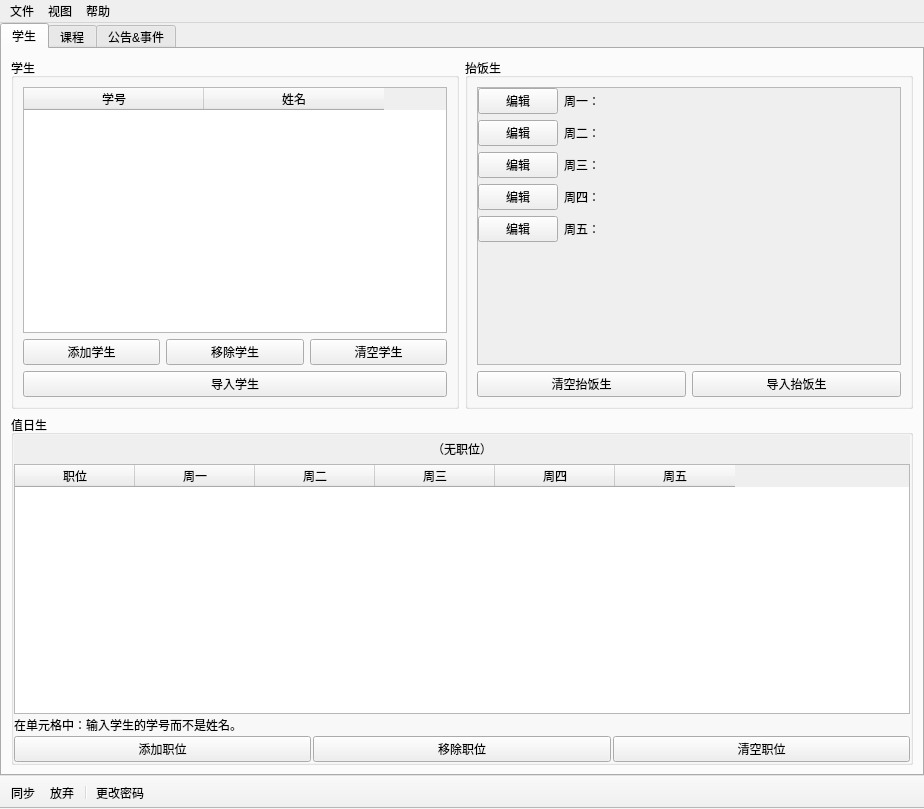
The window that src/ClassAdmin/MainWindow.ui (bili9blood/ClassSystem) describes before a commit, drawn with Qt 5.
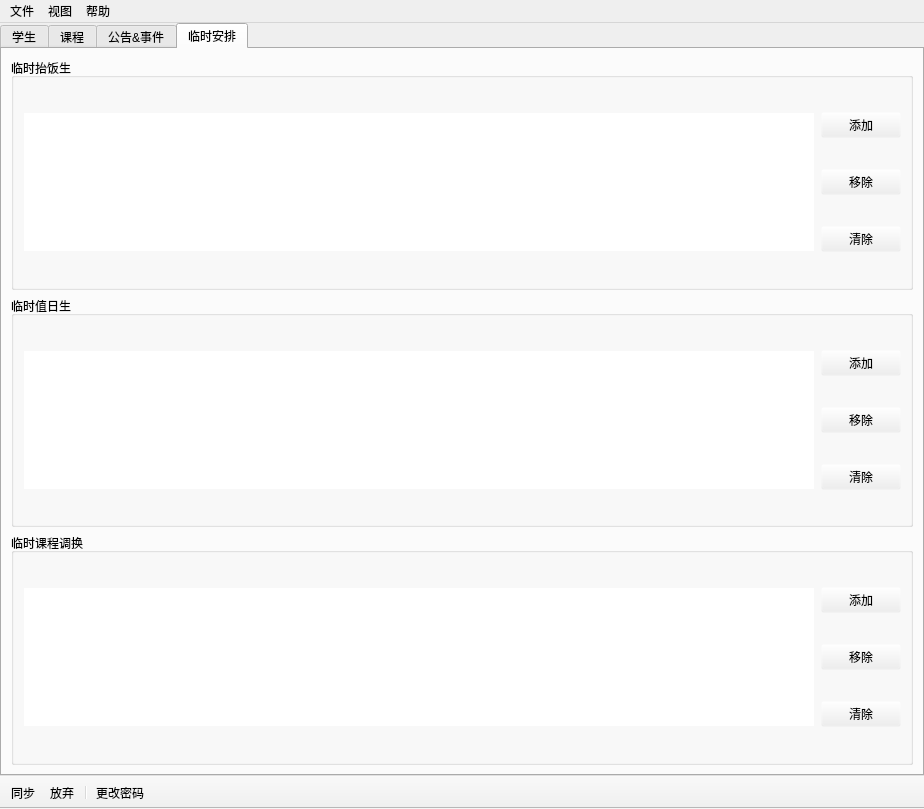
The same window after the commit. The open tabs and pages were chosen to show the change. Icons and pictures are not drawn.

Commit message: 整理代码，后台添加“临时”选项卡

Diff of the .ui file:
```diff
--- a/src/ClassAdmin/MainWindow.ui
+++ b/src/ClassAdmin/MainWindow.ui
@@ -133,6 +133,263 @@
           </layout>
          </widget>
         </item>
+        <item row="0" column="1">
+         <widget class="QGroupBox" name="groupBoxMealStu">
+          <property name="title">
+           <string>抬饭生</string>
+          </property>
+          <layout class="QGridLayout" name="gridLayout_2">
+           <item row="0" column="0" colspan="2">
+            <widget class="QScrollArea" name="scrollAreaMealStu">
+             <property name="palette">
+              <palette>
+               <active>
+                <colorrole role="Base">
+                 <brush brushstyle="SolidPattern">
+                  <color alpha="255">
+                   <red>255</red>
+                   <green>255</green>
+                   <blue>255</blue>
+                  </color>
+                 </brush>
+                </colorrole>
+                <colorrole role="Window">
+                 <brush brushstyle="SolidPattern">
+                  <color alpha="255">
+                   <red>255</red>
+                   <green>255</green>
+                   <blue>255</blue>
+                  </color>
+                 </brush>
+                </colorrole>
+               </active>
+               <inactive>
+                <colorrole role="Base">
+                 <brush brushstyle="SolidPattern">
+                  <color alpha="255">
+                   <red>255</red>
+                   <green>255</green>
+                   <blue>255</blue>
+                  </color>
+                 </brush>
+                </colorrole>
+                <colorrole role="Window">
+                 <brush brushstyle="SolidPattern">
+                  <color alpha="255">
+                   <red>255</red>
+                   <green>255</green>
+                   <blue>255</blue>
+                  </color>
+                 </brush>
+                </colorrole>
+               </inactive>
+               <disabled>
+                <colorrole role="Base">
+                 <brush brushstyle="SolidPattern">
+                  <color alpha="255">
+                   <red>255</red>
+                   <green>255</green>
+                   <blue>255</blue>
+                  </color>
+                 </brush>
+                </colorrole>
+                <colorrole role="Window">
+                 <brush brushstyle="SolidPattern">
+                  <color alpha="255">
+                   <red>255</red>
+                   <green>255</green>
+                   <blue>255</blue>
+                  </color>
+                 </brush>
+                </colorrole>
+               </disabled>
+              </palette>
+             </property>
+             <property name="verticalScrollBarPolicy">
+              <enum>Qt::ScrollBarAsNeeded</enum>
+             </property>
+             <property name="widgetResizable">
+              <bool>true</bool>
+             </property>
+             <widget class="QWidget" name="scrollAreaWidgetContents">
+              <property name="geometry">
+               <rect>
+                <x>0</x>
+                <y>0</y>
+                <width>411</width>
+                <height>243</height>
+               </rect>
+              </property>
+              <layout class="QFormLayout" name="editMealStuLayout">
+               <property name="fieldGrowthPolicy">
+                <enum>QFormLayout::AllNonFixedFieldsGrow</enum>
+               </property>
+               <property name="rowWrapPolicy">
+                <enum>QFormLayout::DontWrapRows</enum>
+               </property>
+               <property name="leftMargin">
+                <number>0</number>
+               </property>
+               <property name="topMargin">
+                <number>0</number>
+               </property>
+               <property name="rightMargin">
+                <number>0</number>
+               </property>
+               <property name="bottomMargin">
+                <number>0</number>
+               </property>
+               <item row="0" column="0">
+                <widget class="QPushButton" name="btnMealStuMon">
+                 <property name="sizePolicy">
+                  <sizepolicy hsizetype="Fixed" vsizetype="Fixed">
+                   <horstretch>0</horstretch>
+                   <verstretch>0</verstretch>
+                  </sizepolicy>
+                 </property>
+                 <property name="text">
+                  <string>编辑</string>
+                 </property>
+                </widget>
+               </item>
+               <item row="0" column="1">
+                <widget class="QLabel" name="labelMealStuMon">
+                 <property name="sizePolicy">
+                  <sizepolicy hsizetype="Minimum" vsizetype="Preferred">
+                   <horstretch>0</horstretch>
+                   <verstretch>0</verstretch>
+                  </sizepolicy>
+                 </property>
+                 <property name="text">
+                  <string>周一：</string>
+                 </property>
+                </widget>
+               </item>
+               <item row="1" column="0">
+                <widget class="QPushButton" name="btnMealStuTue">
+                 <property name="sizePolicy">
+                  <sizepolicy hsizetype="Fixed" vsizetype="Fixed">
+                   <horstretch>0</horstretch>
+                   <verstretch>0</verstretch>
+                  </sizepolicy>
+                 </property>
+                 <property name="text">
+                  <string>编辑</string>
+                 </property>
+                </widget>
+               </item>
+               <item row="1" column="1">
+                <widget class="QLabel" name="labelMealStuTue">
+                 <property name="sizePolicy">
+                  <sizepolicy hsizetype="Minimum" vsizetype="Preferred">
+                   <horstretch>0</horstretch>
+                   <verstretch>0</verstretch>
+                  </sizepolicy>
+                 </property>
+                 <property name="text">
+                  <string>周二：</string>
+                 </property>
+                </widget>
+               </item>
+               <item row="2" column="0">
+                <widget class="QPushButton" name="btnMealStuWed">
+                 <property name="sizePolicy">
+                  <sizepolicy hsizetype="Fixed" vsizetype="Fixed">
+                   <horstretch>0</horstretch>
+                   <verstretch>0</verstretch>
+                  </sizepolicy>
+                 </property>
+                 <property name="text">
+                  <string>编辑</string>
+                 </property>
+                </widget>
+               </item>
+               <item row="2" column="1">
+                <widget class="QLabel" name="labelMealStuWed">
+                 <property name="sizePolicy">
+                  <sizepolicy hsizetype="Minimum" vsizetype="Preferred">
+                   <horstretch>0</horstretch>
+                   <verstretch>0</verstretch>
+                  </sizepolicy>
+                 </property>
+                 <property name="text">
+                  <string>周三：</string>
+                 </property>
+                </widget>
+               </item>
+               <item row="3" column="0">
+                <widget class="QPushButton" name="btnMealStuThur">
+                 <property name="sizePolicy">
+                  <sizepolicy hsizetype="Fixed" vsizetype="Fixed">
+                   <horstretch>0</horstretch>
+                   <verstretch>0</verstretch>
+                  </sizepolicy>
+                 </property>
+                 <property name="text">
+                  <string>编辑</string>
+                 </property>
+                </widget>
+               </item>
+               <item row="3" column="1">
+                <widget class="QLabel" name="labelMealStuThur">
+                 <property name="sizePolicy">
+                  <sizepolicy hsizetype="Minimum" vsizetype="Preferred">
+                   <horstretch>0</horstretch>
+                   <verstretch>0</verstretch>
+                  </sizepolicy>
+                 </property>
+                 <property name="text">
+                  <string>周四：</string>
+                 </property>
+                </widget>
+               </item>
+               <item row="4" column="0">
+                <widget class="QPushButton" name="btnMealStuFri">
+                 <property name="sizePolicy">
+                  <sizepolicy hsizetype="Fixed" vsizetype="Fixed">
+                   <horstretch>0</horstretch>
+                   <verstretch>0</verstretch>
+                  </sizepolicy>
+                 </property>
+                 <property name="text">
+                  <string>编辑</string>
+                 </property>
+                </widget>
+               </item>
+               <item row="4" column="1">
+                <widget class="QLabel" name="labelMealStuFri">
+                 <property name="sizePolicy">
+                  <sizepolicy hsizetype="Minimum" vsizetype="Preferred">
+                   <horstretch>0</horstretch>
+                   <verstretch>0</verstretch>
+                  </sizepolicy>
+                 </property>
+                 <property name="text">
+                  <string>周五：</string>
+                 </property>
+                </widget>
+               </item>
+              </layout>
+             </widget>
+            </widget>
+           </item>
+           <item row="1" column="0">
+            <widget class="QPushButton" name="btnClearMealStu">
+             <property name="text">
+              <string>清空抬饭生</string>
+             </property>
+            </widget>
+           </item>
+           <item row="1" column="1">
+            <widget class="QPushButton" name="btnImportMealStu">
+             <property name="text">
+              <string>导入抬饭生</string>
+             </property>
+            </widget>
+           </item>
+          </layout>
+         </widget>
+        </item>
         <item row="1" column="0" colspan="2">
          <widget class="QGroupBox" name="groupBoxStuOnDuty">
           <property name="title">
@@ -156,6 +413,70 @@
            </property>
            <item>
             <widget class="QScrollArea" name="scrollAreaStuOnDuty">
+             <property name="palette">
+              <palette>
+               <active>
+                <colorrole role="Base">
+                 <brush brushstyle="SolidPattern">
+                  <color alpha="255">
+                   <red>255</red>
+                   <green>255</green>
+                   <blue>255</blue>
+                  </color>
+                 </brush>
+                </colorrole>
+                <colorrole role="Window">
+                 <brush brushstyle="SolidPattern">
+                  <color alpha="255">
+                   <red>255</red>
+                   <green>255</green>
+                   <blue>255</blue>
+                  </color>
+                 </brush>
+                </colorrole>
+               </active>
+               <inactive>
+                <colorrole role="Base">
+                 <brush brushstyle="SolidPattern">
+                  <color alpha="255">
+                   <red>255</red>
+                   <green>255</green>
+                   <blue>255</blue>
+                  </color>
+                 </brush>
+                </colorrole>
+                <colorrole role="Window">
+                 <brush brushstyle="SolidPattern">
+                  <color alpha="255">
+                   <red>255</red>
+                   <green>255</green>
+                   <blue>255</blue>
+                  </color>
+                 </brush>
+                </colorrole>
+               </inactive>
+               <disabled>
+                <colorrole role="Base">
+                 <brush brushstyle="SolidPattern">
+                  <color alpha="255">
+                   <red>255</red>
+                   <green>255</green>
+                   <blue>255</blue>
+                  </color>
+                 </brush>
+                </colorrole>
+                <colorrole role="Window">
+                 <brush brushstyle="SolidPattern">
+                  <color alpha="255">
+                   <red>255</red>
+                   <green>255</green>
+                   <blue>255</blue>
+                  </color>
+                 </brush>
+                </colorrole>
+               </disabled>
+              </palette>
+             </property>
              <property name="frameShape">
               <enum>QFrame::NoFrame</enum>
              </property>
@@ -250,7 +571,7 @@
            <item>
             <widget class="QLabel" name="label">
              <property name="text">
-              <string>&lt;html&gt;&lt;head/&gt;&lt;body&gt;&lt;p&gt;在单元格中：输入学生的学号而不是姓名。&lt;/p&gt;&lt;/body&gt;&lt;/html&gt;</string>
+              <string>&lt;html&gt;&lt;head/&gt;&lt;body&gt;&lt;p&gt;在单元格中，输入学生的&lt;span style=&quot; font-weight:600;&quot;&gt;学号&lt;/span&gt;而不是姓名。&lt;/p&gt;&lt;/body&gt;&lt;/html&gt;</string>
              </property>
              <property name="wordWrap">
               <bool>true</bool>
@@ -686,6 +1007,222 @@
         </item>
        </layout>
       </widget>
+      <widget class="QWidget" name="tabTemp">
+       <attribute name="title">
+        <string>临时安排</string>
+       </attribute>
+       <layout class="QVBoxLayout" name="verticalLayout_5">
+        <property name="leftMargin">
+         <number>0</number>
+        </property>
+        <property name="topMargin">
+         <number>0</number>
+        </property>
+        <property name="rightMargin">
+         <number>0</number>
+        </property>
+        <property name="bottomMargin">
+         <number>0</number>
+        </property>
+        <item>
+         <widget class="QScrollArea" name="scrollAreaTemp">
+          <property name="palette">
+           <palette>
+            <active>
+             <colorrole role="Base">
+              <brush brushstyle="SolidPattern">
+               <color alpha="255">
+                <red>255</red>
+                <green>255</green>
+                <blue>255</blue>
+               </color>
+              </brush>
+             </colorrole>
+             <colorrole role="Window">
+              <brush brushstyle="SolidPattern">
+               <color alpha="0">
+                <red>0</red>
+                <green>0</green>
+                <blue>0</blue>
+               </color>
+              </brush>
+             </colorrole>
+            </active>
+            <inactive>
+             <colorrole role="Base">
+              <brush brushstyle="SolidPattern">
+               <color alpha="255">
+                <red>255</red>
+                <green>255</green>
+                <blue>255</blue>
+               </color>
+              </brush>
+             </colorrole>
+             <colorrole role="Window">
+              <brush brushstyle="SolidPattern">
+               <color alpha="0">
+                <red>0</red>
+                <green>0</green>
+                <blue>0</blue>
+               </color>
+              </brush>
+             </colorrole>
+            </inactive>
+            <disabled>
+             <colorrole role="Base">
+              <brush brushstyle="SolidPattern">
+               <color alpha="0">
+                <red>0</red>
+                <green>0</green>
+                <blue>0</blue>
+               </color>
+              </brush>
+             </colorrole>
+             <colorrole role="Window">
+              <brush brushstyle="SolidPattern">
+               <color alpha="0">
+                <red>0</red>
+                <green>0</green>
+                <blue>0</blue>
+               </color>
+              </brush>
+             </colorrole>
+            </disabled>
+           </palette>
+          </property>
+          <property name="frameShape">
+           <enum>QFrame::NoFrame</enum>
+          </property>
+          <property name="widgetResizable">
+           <bool>true</bool>
+          </property>
+          <widget class="QWidget" name="scrollAreaWidgetContents_3">
+           <property name="geometry">
+            <rect>
+             <x>0</x>
+             <y>0</y>
+             <width>918</width>
+             <height>702</height>
+            </rect>
+           </property>
+           <layout class="QVBoxLayout" name="verticalLayout_6">
+            <item>
+             <widget class="QGroupBox" name="groupBoxTempMealStu">
+              <property name="title">
+               <string>临时抬饭生</string>
+              </property>
+              <layout class="QGridLayout" name="gridLayout_7">
+               <item row="0" column="0" rowspan="3">
+                <widget class="QTableWidget" name="tempMealStuTable">
+                 <attribute name="verticalHeaderVisible">
+                  <bool>false</bool>
+                 </attribute>
+                </widget>
+               </item>
+               <item row="0" column="1">
+                <widget class="QPushButton" name="btnAddTempMealStu">
+                 <property name="text">
+                  <string>添加</string>
+                 </property>
+                </widget>
+               </item>
+               <item row="1" column="1">
+                <widget class="QPushButton" name="btnRemoveTempMealStu">
+                 <property name="text">
+                  <string>移除</string>
+                 </property>
+                </widget>
+               </item>
+               <item row="2" column="1">
+                <widget class="QPushButton" name="btnClearTempMealStu">
+                 <property name="text">
+                  <string>清除</string>
+                 </property>
+                </widget>
+               </item>
+              </layout>
+             </widget>
+            </item>
+            <item>
+             <widget class="QGroupBox" name="groupBoxTempStuOnDuty">
+              <property name="title">
+               <string>临时值日生</string>
+              </property>
+              <layout class="QGridLayout" name="gridLayout_8">
+               <item row="0" column="0" rowspan="3">
+                <widget class="QTableWidget" name="tempStuOnDutyTable">
+                 <attribute name="verticalHeaderVisible">
+                  <bool>false</bool>
+                 </attribute>
+                </widget>
+               </item>
+               <item row="0" column="1">
+                <widget class="QPushButton" name="btnAddTempStuOnDuty">
+                 <property name="text">
+                  <string>添加</string>
+                 </property>
+                </widget>
+               </item>
+               <item row="1" column="1">
+                <widget class="QPushButton" name="btnRemoveTempStuOnDuty">
+                 <property name="text">
+                  <string>移除</string>
+                 </property>
+                </widget>
+               </item>
+               <item row="2" column="1">
+                <widget class="QPushButton" name="btnClearTempStuOnDuty">
+                 <property name="text">
+                  <string>清除</string>
+                 </property>
+                </widget>
+               </item>
+              </layout>
+             </widget>
+            </item>
+            <item>
+             <widget class="QGroupBox" name="groupBoxTempLessons">
+              <property name="title">
+               <string>临时课程调换</string>
+              </property>
+              <layout class="QGridLayout" name="gridLayout_9">
+               <item row="0" column="0" rowspan="3">
+                <widget class="QTableWidget" name="tempLessonsTable">
+                 <attribute name="verticalHeaderVisible">
+                  <bool>false</bool>
+                 </attribute>
+                </widget>
+               </item>
+               <item row="0" column="1">
+                <widget class="QPushButton" name="btnAddTempLesson">
+                 <property name="text">
+                  <string>添加</string>
+                 </property>
+                </widget>
+               </item>
+               <item row="1" column="1">
+                <widget class="QPushButton" name="btnRemoveTempLesson">
+                 <property name="text">
+                  <string>移除</string>
+                 </property>
+                </widget>
+               </item>
+               <item row="2" column="1">
+                <widget class="QPushButton" name="btnClearTempLessons">
+                 <property name="text">
+                  <string>清除</string>
+                 </property>
+                </widget>
+               </item>
+              </layout>
+             </widget>
+            </item>
+           </layout>
+          </widget>
+         </widget>
+        </item>
+       </layout>
+      </widget>
      </widget>
     </item>
    </layout>
```
Left out of the diff: 352 changed lines with no effect on the pictures. The commit also changes 6 other files.
